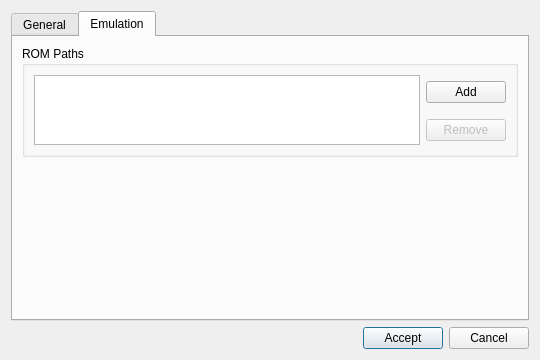
This is ui/settings.ui in SanderTheDragon/Qtendo as Qt 5 draws it before an edit. The edited form follows.
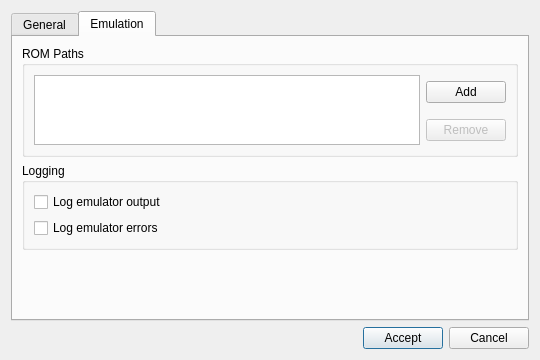
This is the edited form. The open tabs and pages were chosen to show the change. Icons and pictures are not drawn.

Commit message: Added options for emulator output logging

What changed in the file:
```diff
--- a/ui/settings.ui
+++ b/ui/settings.ui
@@ -101,6 +101,19 @@
        <string>Emulation</string>
       </attribute>
       <layout class="QGridLayout" name="gridLayout_5">
+       <item row="2" column="0">
+        <spacer name="verticalSpacer_2">
+         <property name="orientation">
+          <enum>Qt::Vertical</enum>
+         </property>
+         <property name="sizeHint" stdset="0">
+          <size>
+           <width>20</width>
+           <height>29</height>
+          </size>
+         </property>
+        </spacer>
+       </item>
        <item row="0" column="0">
         <widget class="QGroupBox" name="pathBox">
          <property name="title">
@@ -152,17 +165,33 @@
         </widget>
        </item>
        <item row="1" column="0">
-        <spacer name="verticalSpacer_2">
-         <property name="orientation">
-          <enum>Qt::Vertical</enum>
+        <widget class="QGroupBox" name="logBox">
+         <property name="title">
+          <string>Logging</string>
          </property>
-         <property name="sizeHint" stdset="0">
-          <size>
-           <width>20</width>
-           <height>29</height>
-          </size>
-         </property>
-        </spacer>
+         <layout class="QGridLayout" name="gridLayout_6">
+          <item row="0" column="0">
+           <widget class="QCheckBox" name="logCheckboxLog">
+            <property name="toolTip">
+             <string>&lt;html&gt;&lt;head/&gt;&lt;body&gt;&lt;p&gt;Log message from the emulator's &lt;span style=&quot; font-style:italic;&quot;&gt;stdout&lt;/span&gt;&lt;/p&gt;&lt;/body&gt;&lt;/html&gt;</string>
+            </property>
+            <property name="text">
+             <string>Log emulator output</string>
+            </property>
+           </widget>
+          </item>
+          <item row="1" column="0">
+           <widget class="QCheckBox" name="logCheckboxLogError">
+            <property name="toolTip">
+             <string>&lt;html&gt;&lt;head/&gt;&lt;body&gt;&lt;p&gt;Log message from the emulator's &lt;span style=&quot; font-style:italic;&quot;&gt;stderr&lt;/span&gt;&lt;/p&gt;&lt;/body&gt;&lt;/html&gt;</string>
+            </property>
+            <property name="text">
+             <string>Log emulator errors</string>
+            </property>
+           </widget>
+          </item>
+         </layout>
+        </widget>
        </item>
       </layout>
      </widget>
```
The commit also changes 2 other files.
